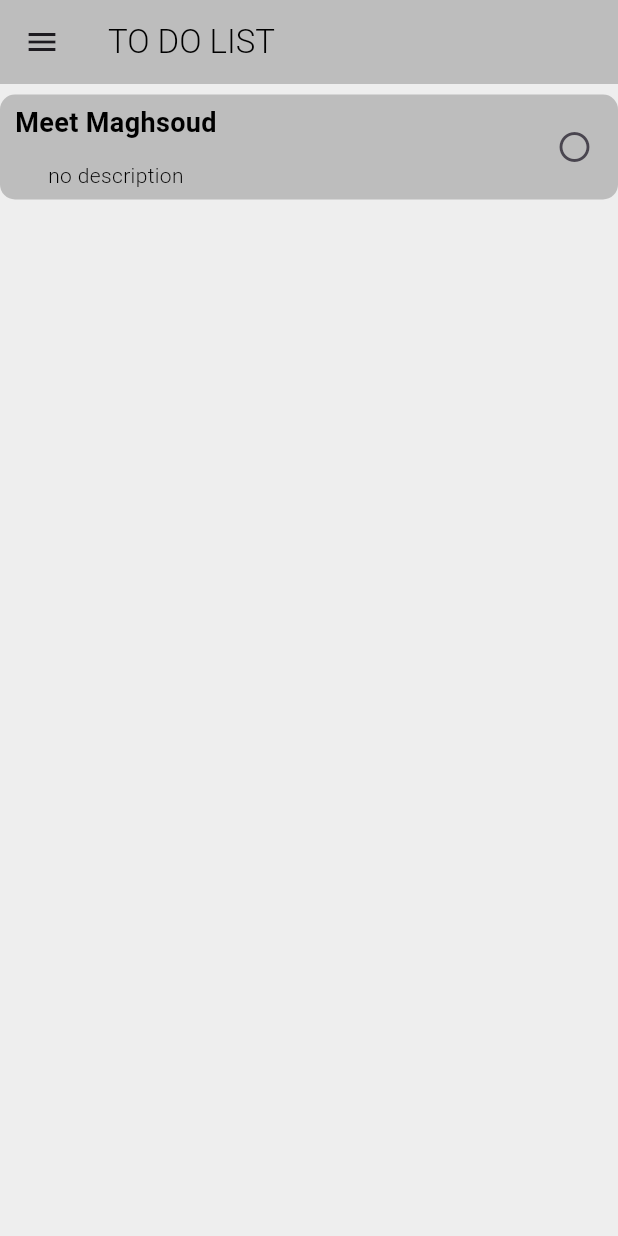
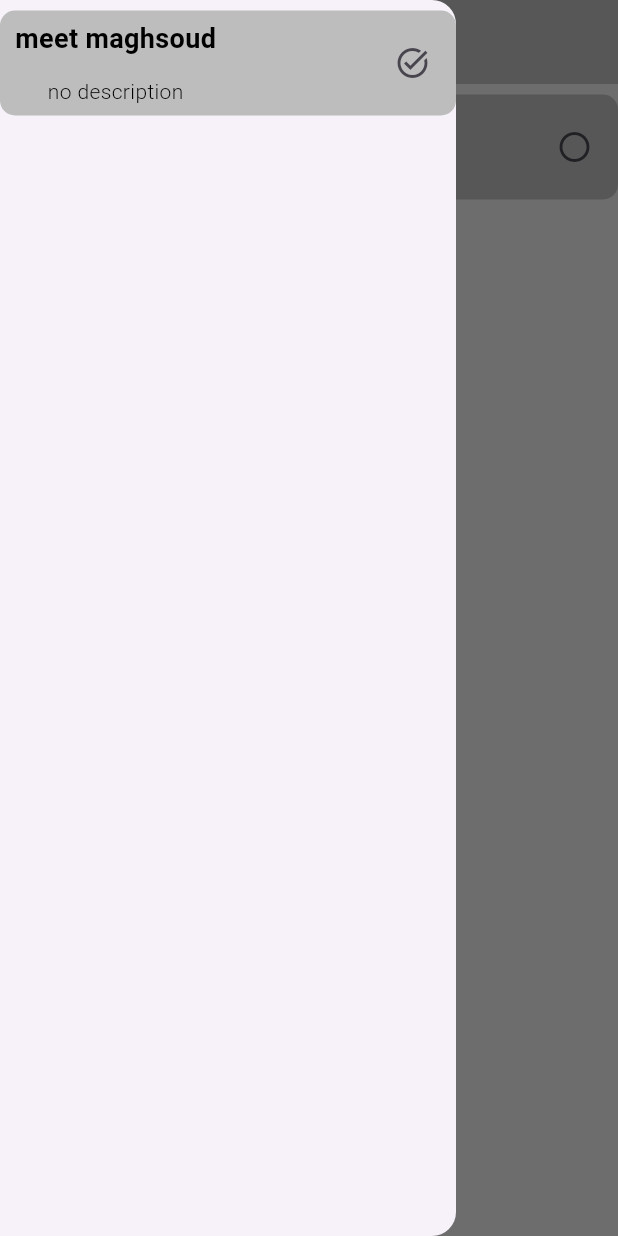
Before and after one commit to Aliamrol/Todolist, a Flutter app: the screen it shows after launch, with the side drawer open (before the commit the screen has no drawer), on a phone screen of 412 x 824 dp. Run offline on Flutter 3.47's test engine with Material 3 defaults, Android fonts, the phone set to English and light mode, and no system bars.

Commit message:
add Drawer but has bug

```diff
--- /dev/null
+++ b/lib/Drawer.dart
@@ -0,0 +1,36 @@
+import 'package:flutter/cupertino.dart';
+import 'package:flutter/material.dart';
+import 'package:task_manager/taskItem.dart';
+
+import 'Task.dart';
+
+class DrawerMenu extends StatefulWidget {
+  List<Task> tasks;
+  List<Task> tasksDone;
+
+  DrawerMenu({super.key, required this.tasks, required this.tasksDone});
+
+  @override
+  State<StatefulWidget> createState() =>
+      _DrawerMenu(tasks: this.tasks, tasksDone: this.tasksDone);
+}
+
+class _DrawerMenu extends State<DrawerMenu> {
+  List<Task> tasks;
+  List<Task> tasksDone;
+
+  _DrawerMenu({required this.tasks, required this.tasksDone});
+
+  @override
+  Widget build(BuildContext context) {
+    return Drawer(
+        child: Expanded(
+            child: ListView.builder(
+                itemCount: tasksDone.length,
+                itemBuilder: (BuildContext context, int index) => TaskItem(
+                      title: tasksDone[index].title,
+                      isDone: tasksDone[index].isDone,
+                      description: tasksDone[index].description,
+                    ))));
+  }
+}
--- a/lib/Screens/HomeScreen.dart
+++ b/lib/Screens/HomeScreen.dart
@@ -1,23 +1,33 @@
 import 'package:flutter/material.dart';
+import 'package:task_manager/Drawer.dart';
 import 'package:task_manager/taskItem.dart';
 
 import '../Task.dart';
 
 class HomeScreen extends StatefulWidget {
-  const HomeScreen({super.key});
+  List<Task> tasks;
+  List<Task> tasksDone;
+
+  HomeScreen({super.key, required this.tasks, required this.tasksDone});
 
   @override
-  State<StatefulWidget> createState() => _HomeScreen();
+  State<StatefulWidget> createState() =>
+      _HomeScreen(tasks: this.tasks, tasksDone: this.tasksDone);
 }
 
 class _HomeScreen extends State<HomeScreen> {
-  List<Task> tasks = [
-    Task(title: "Meet Maghsoud", id: DateTime.now().microsecondsSinceEpoch)
-  ];
+  List<Task> tasks;
+  List<Task> tasksDone;
+
+  _HomeScreen({required this.tasks, required this.tasksDone});
 
   @override
   Widget build(BuildContext context) {
     return Scaffold(
+      drawer: DrawerMenu(
+        tasks: this.tasks,
+        tasksDone: this.tasksDone,
+      ),
       appBar: AppBar(
         title: const Text(
           "TO DO LIST",
@@ -26,7 +36,9 @@ class _HomeScreen extends State<HomeScreen> {
         backgroundColor: Colors.grey[400],
         leading: IconButton(
           icon: Icon(Icons.menu),
-          onPressed: () {},
+          onPressed: () {
+            Scaffold.of(context).openDrawer();
+          },
         ),
       ),
       body: Column(
--- a/lib/Task.dart
+++ b/lib/Task.dart
@@ -1,8 +1,12 @@
 class Task {
   late String title;
   String? description = "no description";
-  bool isDone = false;
+  bool isDone;
   final int id;
 
-  Task({required this.title, required this.id, this.description});
+  Task(
+      {required this.title,
+      required this.id,
+      this.description,
+      this.isDone = false});
 }
--- a/lib/main.dart
+++ b/lib/main.dart
@@ -1,12 +1,27 @@
 import 'package:flutter/material.dart';
 import 'package:task_manager/Screens/HomeScreen.dart';
 
+import 'Task.dart';
+
 void main() {
-  runApp(const MyApp());
+  runApp(MyApp());
 }
 
 class MyApp extends StatelessWidget {
-  const MyApp({super.key});
+  List<Task> tasks = [
+    Task(
+      title: "Meet Bakhtiar",
+      id: DateTime.now().microsecondsSinceEpoch,
+    )
+  ];
+  List<Task> tasksDone = [
+    Task(
+        title: "meet maghsoud",
+        id: DateTime.now().microsecondsSinceEpoch,
+        isDone: true),
+  ];
+
+  MyApp({super.key});
 
   // This widget is the root of your application.
   @override
@@ -19,7 +34,10 @@ class MyApp extends StatelessWidget {
             scaffoldBackgroundColor: Colors.grey[200]),
         home: Scaffold(
           body: SafeArea(
-            child: HomeScreen(),
+            child: HomeScreen(
+              tasks: this.tasks,
+              tasksDone: this.tasksDone,
+            ),
           ),
         ));
   }
```
Also changed, not shown: 1 other file.
